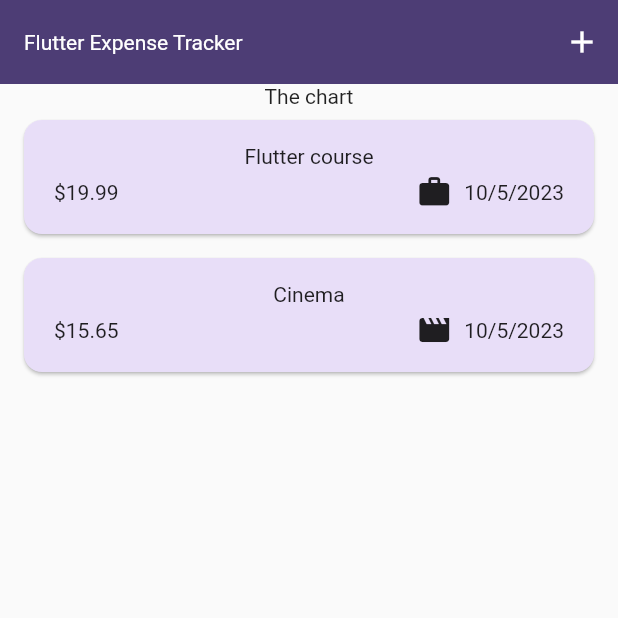
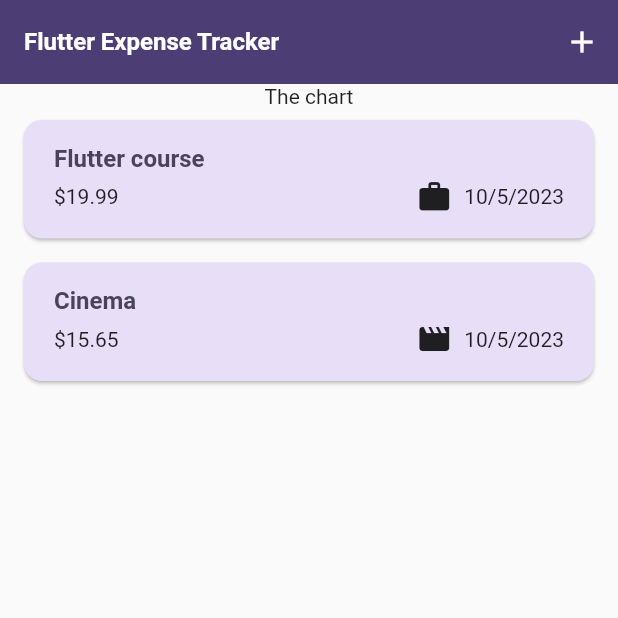
Before and after one commit to Charl913/Expense_Tracker_App, a Flutter app: the screen it shows after launch, on a phone screen of 412 x 824 dp, the top half of it. Run offline on Flutter 3.47's test engine with Material 2 defaults, Android fonts, the phone set to English and light mode, and no system bars.

Commit message:
Use ThemeData, for-in loop &  Add Dark Mode

```diff
--- a/lib/widgets/expenses_list/expense_item.dart
+++ b/lib/widgets/expenses_list/expense_item.dart
@@ -14,9 +14,11 @@ class ExpenseItem extends StatelessWidget {
           vertical: 16,
         ),
         child: Column(
+          crossAxisAlignment: CrossAxisAlignment.start,
           children: [
             Text(
               expense.title,
+              style: Theme.of(context).textTheme.titleLarge,
             ),
             const SizedBox(
               height: 4,
--- a/lib/widgets/expenses_list/expenses_list.dart
+++ b/lib/widgets/expenses_list/expenses_list.dart
@@ -17,6 +17,11 @@ class ExpensesList extends StatelessWidget {
         key: ValueKey(
           expenses[index],
         ),
+        background: Container(
+          color: Theme.of(context).colorScheme.error.withOpacity(0.7),
+          margin: EdgeInsets.symmetric(
+              horizontal: Theme.of(context).cardTheme.margin!.horizontal),
+        ),
         onDismissed: (direction) {
           onRemoveExpense(expenses[index]);
         },
```
Also changed, not shown: lib/main.dart (+27 -3 lines), lib/models/expense.dart (+20 -0 lines).
